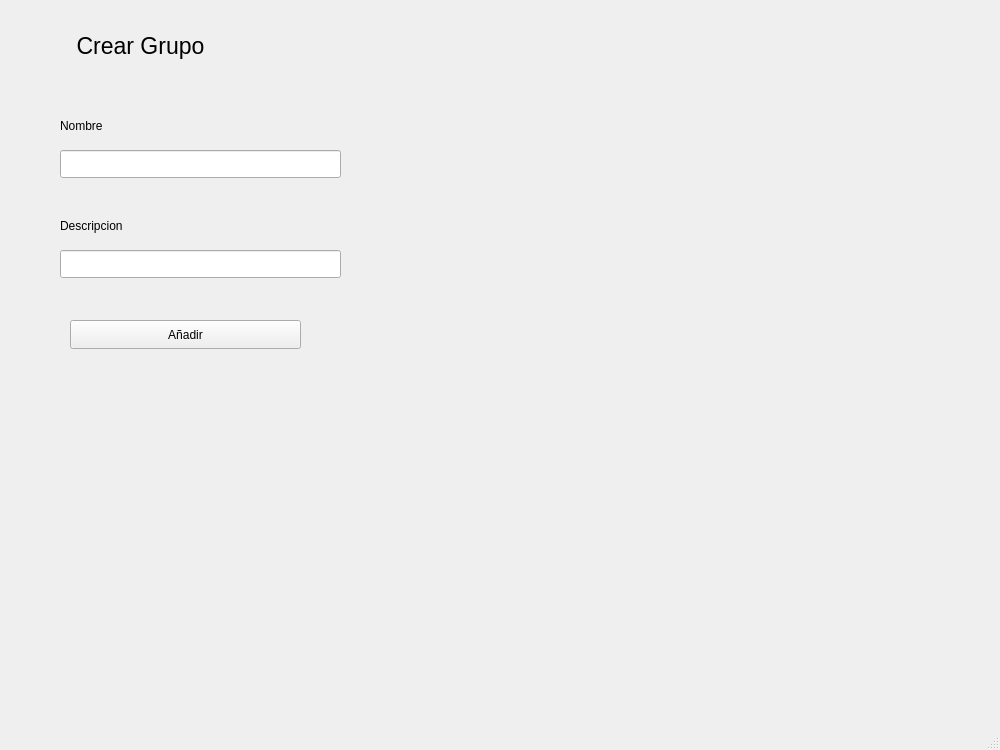
Above: Cliente/mainwindow.ui from ikeiba/Proyecto-program-IV before the change. Below: the same form after it.
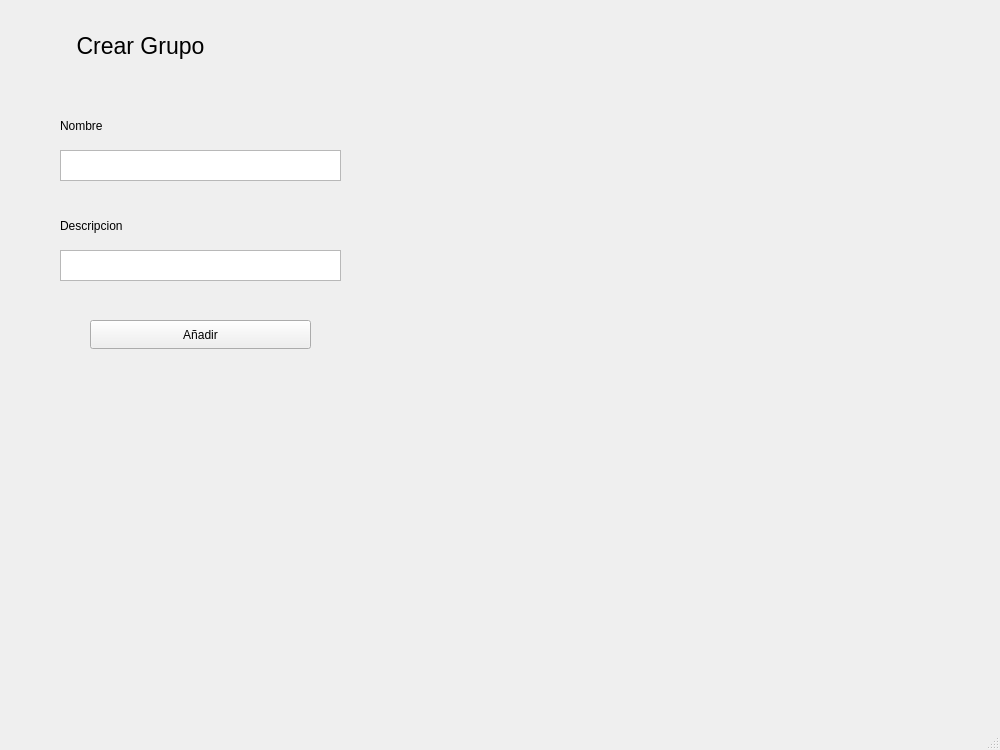
That is the form after the change. The open tabs and pages were chosen to show the change.

The edit to the form file:
```diff
--- a/Cliente/mainwindow.ui
+++ b/Cliente/mainwindow.ui
@@ -313,16 +313,6 @@
        <string>Nombre</string>
       </property>
      </widget>
-     <widget class="QLineEdit" name="lineEditNombreADD">
-      <property name="geometry">
-       <rect>
-        <x>60</x>
-        <y>150</y>
-        <width>281</width>
-        <height>28</height>
-       </rect>
-      </property>
-     </widget>
      <widget class="QLabel" name="labelTelefonoADD">
       <property name="geometry">
        <rect>
@@ -336,22 +326,12 @@
        <string>Descripcion</string>
       </property>
      </widget>
-     <widget class="QLineEdit" name="lineEditTelefonoADD">
-      <property name="geometry">
-       <rect>
-        <x>60</x>
-        <y>250</y>
-        <width>281</width>
-        <height>28</height>
-       </rect>
-      </property>
-     </widget>
      <widget class="QPushButton" name="pushButtonAadirADD">
       <property name="geometry">
        <rect>
-        <x>70</x>
+        <x>90</x>
         <y>320</y>
-        <width>231</width>
+        <width>221</width>
         <height>29</height>
        </rect>
       </property>
@@ -387,6 +367,26 @@
        <bool>false</bool>
       </property>
      </widget>
+     <widget class="QTextEdit" name="textEditNombreGrupo">
+      <property name="geometry">
+       <rect>
+        <x>60</x>
+        <y>150</y>
+        <width>281</width>
+        <height>31</height>
+       </rect>
+      </property>
+     </widget>
+     <widget class="QTextEdit" name="textEditDescripcionGrupo">
+      <property name="geometry">
+       <rect>
+        <x>60</x>
+        <y>250</y>
+        <width>281</width>
+        <height>31</height>
+       </rect>
+      </property>
+     </widget>
     </widget>
     <widget class="QWidget" name="registro">
      <widget class="QTextEdit" name="textEdit_EmailRegistro">
```
Left out of the diff: 2 changed lines with no effect on the pictures.
